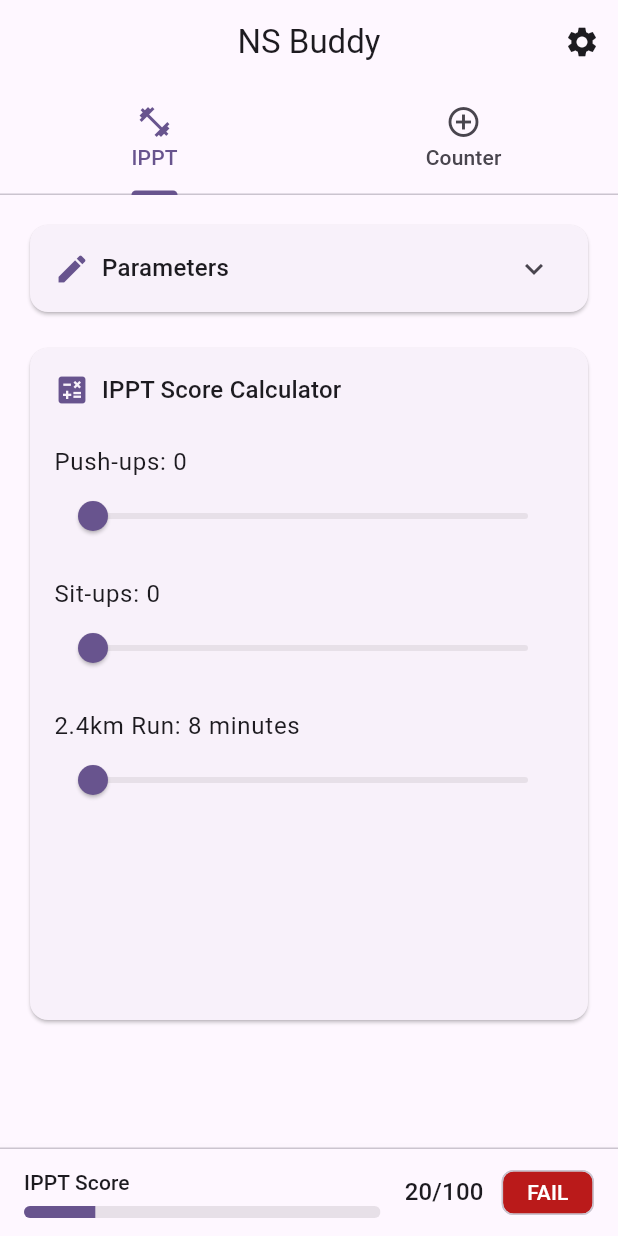
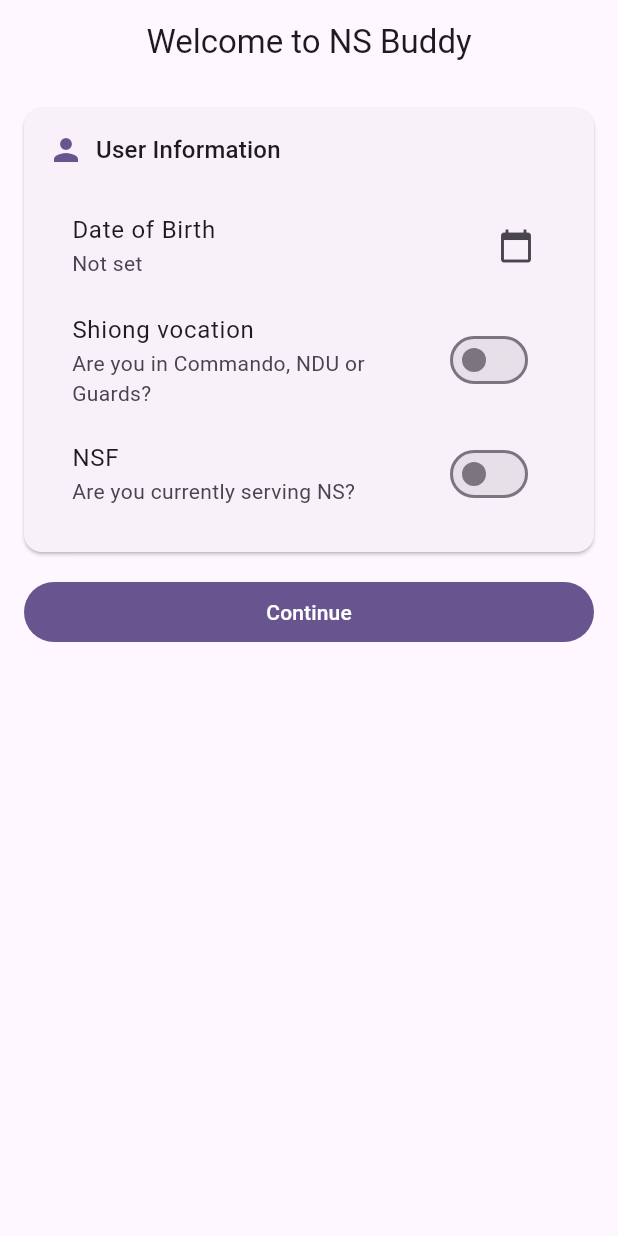
Before and after one commit to gabriel-lau/NS-Buddy, a Flutter app: the screen it shows after launch, on a phone screen of 412 x 824 dp. Run offline on Flutter 3.47's test engine with Material 3 defaults, Android fonts, the phone set to English and light mode, and no system bars; our stand-ins replace jiffy, shared_preferences.

Commit message:
Added onboarding page and enlistment date field

```diff
--- a/lib/controllers/app_controller.dart
+++ b/lib/controllers/app_controller.dart
@@ -68,4 +68,8 @@ class AppController {
   void setOrdDate(DateTime? value) {
     settings.setOrdDate(value);
   }
+
+  void setEnlistmentDate(DateTime? value) {
+    settings.setEnlistmentDate(value);
+  }
 }
--- a/lib/controllers/counter_controller.dart
+++ /dev/null
@@ -1,4 +0,0 @@
-// Deprecated: Counter functionality has been removed.
-class CounterController {
-  const CounterController();
-}
--- a/lib/main.dart
+++ b/lib/main.dart
@@ -2,6 +2,7 @@ import 'package:flutter/material.dart';
 import 'controllers/app_controller.dart';
 import 'models/app_settings.dart';
 import 'views/home_view.dart';
+import 'views/onboarding_view.dart';
 
 void main() {
   runApp(const MyApp());
@@ -54,7 +55,9 @@ class _MyAppState extends State<MyApp> {
           theme: _appController.buildLightTheme(),
           darkTheme: _appController.buildDarkTheme(),
           themeMode: _appController.themeMode,
-          home: HomeView(appController: _appController),
+          home: _settings.hasCompletedOnboarding
+              ? HomeView(appController: _appController)
+              : OnboardingView(appController: _appController),
         );
       },
     );
--- a/lib/models/counter.dart
+++ /dev/null
@@ -1,2 +0,0 @@
-// Deprecated: Counter model removed. This file is left intentionally minimal to avoid imports.
-class Counter {}
--- a/lib/views/home_view.dart
+++ b/lib/views/home_view.dart
@@ -75,8 +75,8 @@ class _IPPTTabState extends State<_IPPTTab> {
   late int _age = 16;
   final List<int> _ageOptions = List<int>.generate(45, (i) => 16 + i); // 16..60
 
-  // Local, non-persisted gender state (derived from settings.gender initially)
-  late String _genderLocal = 'male';
+  // Local, non-persisted gender state (disabled for now)
+  // late String _genderLocal = 'male';
 
   // Local, non-persisted Shiong vocation
   late bool _isShiongVocLocal = false;
@@ -112,7 +112,7 @@ class _IPPTTabState extends State<_IPPTTab> {
   void _resetParameters() {
     setState(() {
       _age = _deriveAgeFromDob(widget.settings.dob) ?? 16;
-      _genderLocal = (widget.settings.gender == 'female') ? 'female' : 'male';
+      // _genderLocal = (widget.settings.gender == 'female') ? 'female' : 'male';
       _isShiongVocLocal = widget.settings.isShiongVoc;
       _isEdited = false;
     });
@@ -234,57 +234,39 @@ class _IPPTTabState extends State<_IPPTTab> {
                                   ],
                                 ),
                               ),
-                              // Gender selector (local only)
-                              Padding(
-                                padding: const EdgeInsets.fromLTRB(
-                                  16,
-                                  0,
-                                  16,
-                                  12,
-                                ),
-                                child: Row(
-                                  children: [
-                                    Text(
-                                      'Gender',
-                                      style: Theme.of(
-                                        context,
-                                      ).textTheme.bodyLarge,
-                                    ),
-                                    const Spacer(),
-                                    ToggleButtons(
-                                      isSelected: [
-                                        _genderLocal == 'male',
-                                        _genderLocal == 'female',
-                                      ],
-                                      onPressed: (index) {
-                                        setState(() {
-                                          _genderLocal = index == 0
-                                              ? 'male'
-                                              : 'female';
-                                          _isEdited = true;
-                                        });
-                                      },
-                                      borderRadius: BorderRadius.circular(8),
-                                      children: const [
-                                        Padding(
-                                          padding: EdgeInsets.symmetric(
-                                            horizontal: 12,
-                                            vertical: 8,
-                                          ),
-                                          child: Text('Male'),
-                                        ),
-                                        Padding(
-                                          padding: EdgeInsets.symmetric(
-                                            horizontal: 12,
-                                            vertical: 8,
-                                          ),
-                                          child: Text('Female'),
-                                        ),
-                                      ],
-                                    ),
-                                  ],
-                                ),
-                              ),
+                              // Gender selector (disabled for now)
+                              // Padding(
+                              //   padding: const EdgeInsets.fromLTRB(16, 0, 16, 12),
+                              //   child: Row(
+                              //     children: [
+                              //       Text('Gender', style: Theme.of(context).textTheme.bodyLarge),
+                              //       const Spacer(),
+                              //       ToggleButtons(
+                              //         isSelected: [
+                              //           _genderLocal == 'male',
+                              //           _genderLocal == 'female',
+                              //         ],
+                              //         onPressed: (index) {
+                              //           setState(() {
+                              //             _genderLocal = index == 0 ? 'male' : 'female';
+                              //             _isEdited = true;
+                              //           });
+                              //         },
+                              //         borderRadius: BorderRadius.circular(8),
+                              //         children: const [
+                              //           Padding(
+                              //             padding: EdgeInsets.symmetric(horizontal: 12, vertical: 8),
+                              //             child: Text('Male'),
+                              //           ),
+                              //           Padding(
+                              //             padding: EdgeInsets.symmetric(horizontal: 12, vertical: 8),
+                              //             child: Text('Female'),
+                              //           ),
+                              //         ],
+                              //       ),
+                              //     ],
+                              //   ),
+                              // ),
                               // Shiong vocation switch (local only)
                               Padding(
                                 padding: const EdgeInsets.fromLTRB(
--- /dev/null
+++ b/lib/views/onboarding_view.dart
@@ -0,0 +1,261 @@
+import 'package:flutter/material.dart';
+import 'package:jiffy/jiffy.dart' show Jiffy;
+import '../controllers/app_controller.dart';
+import 'home_view.dart';
+
+class OnboardingView extends StatefulWidget {
+  final AppController appController;
+
+  const OnboardingView({super.key, required this.appController});
+
+  @override
+  State<OnboardingView> createState() => _OnboardingViewState();
+}
+
+class _OnboardingViewState extends State<OnboardingView> {
+  DateTime? _dob;
+  // String? _gender; // temporarily disabled
+  bool _isShiongVoc = false;
+  bool _isNSF = false;
+  DateTime? _ordDate;
+  DateTime? _enlistmentDate;
+
+  final GlobalKey<FormState> _formKey = GlobalKey<FormState>();
+
+  @override
+  void initState() {
+    super.initState();
+    final s = widget.appController.settings;
+    _dob = s.dob;
+    // _gender = s.gender;
+    _isShiongVoc = s.isShiongVoc;
+    _isNSF = s.isNSF;
+    _ordDate = s.ordDate;
+    _enlistmentDate = s.enlistmentDate;
+  }
+
+  Future<void> _pickDate(
+    BuildContext context,
+    ValueChanged<DateTime?> setter, {
+    DateTime? initialDate,
+    required DateTime firstDate,
+    required DateTime lastDate,
+  }) async {
+    final picked = await showDatePicker(
+      context: context,
+      initialDate: initialDate,
+      firstDate: firstDate,
+      lastDate: lastDate,
+    );
+    setter(picked);
+  }
+
+  // Gender selection temporarily disabled for future versions
+
+  String _formatDmy(DateTime d) => '${d.day}/${d.month}/${d.year}';
+
+  void _submit() {
+    if (!_formKey.currentState!.validate()) return;
+    final List<String> missing = [];
+    if (_dob == null) missing.add('Date of Birth');
+    // if (_gender == null) missing.add('Gender'); // disabled
+    if (_isNSF && _enlistmentDate == null) {
+      missing.add('Enlistment Date (required for NSF)');
+    }
+    if (_isNSF && _ordDate == null) missing.add('ORD Date (required for NSF)');
+    if (missing.isNotEmpty) {
+      ScaffoldMessenger.of(context).showSnackBar(
+        SnackBar(content: Text('Please complete: ${missing.join(', ')}')),
+      );
+      return;
+    }
+    final settings = widget.appController.settings;
+    settings.setDob(_dob);
+    // settings.setGender(_gender); // disabled
+    settings.setIsShiongVoc(_isShiongVoc);
+    settings.setIsNSF(_isNSF);
+    settings.setEnlistmentDate(_enlistmentDate);
+    settings.setOrdDate(_ordDate);
+    settings.setHasCompletedOnboarding(true);
+    Navigator.of(context).pushAndRemoveUntil(
+      MaterialPageRoute(
+        builder: (_) => HomeView(appController: widget.appController),
+      ),
+      (route) => false,
+    );
+  }
+
+  @override
+  Widget build(BuildContext context) {
+    return Scaffold(
+      appBar: AppBar(
+        backgroundColor: Theme.of(context).colorScheme.surface,
+        foregroundColor: Theme.of(context).colorScheme.onSurface,
+        elevation: 0,
+        title: const Text('Welcome to NS Buddy'),
+        centerTitle: true,
+      ),
+      body: SafeArea(
+        child: Form(
+          key: _formKey,
+          child: LayoutBuilder(
+            builder: (context, constraints) {
+              return SingleChildScrollView(
+                child: ConstrainedBox(
+                  constraints: BoxConstraints(minHeight: constraints.maxHeight),
+                  child: Padding(
+                    padding: const EdgeInsets.all(16),
+                    child: Column(
+                      children: [
+                        Card(
+                          margin: const EdgeInsets.only(bottom: 16),
+                          child: Padding(
+                            padding: const EdgeInsets.all(16),
+                            child: Column(
+                              crossAxisAlignment: CrossAxisAlignment.start,
+                              children: [
+                                Row(
+                                  children: [
+                                    Icon(
+                                      Icons.person,
+                                      color: Theme.of(
+                                        context,
+                                      ).colorScheme.primary,
+                                    ),
+                                    const SizedBox(width: 8),
+                                    Text(
+                                      'User Information',
+                                      style: Theme.of(
+                                        context,
+                                      ).textTheme.titleMedium,
+                                    ),
+                                  ],
+                                ),
+                                const SizedBox(height: 16),
+
+                                // Date of Birth
+                                ListTile(
+                                  title: const Text('Date of Birth'),
+                                  subtitle: Text(
+                                    _dob != null
+                                        ? _formatDmy(_dob!)
+                                        : 'Not set',
+                                  ),
+                                  trailing: const Icon(Icons.calendar_today),
+                                  onTap: () => _pickDate(
+                                    context,
+                                    (date) {
+                                      setState(() => _dob = date);
+                                    },
+                                    initialDate: _dob,
+                                    firstDate: DateTime(1960),
+                                    lastDate: Jiffy.now()
+                                        .subtract(years: 16)
+                                        .dateTime,
+                                  ),
+                                ),
+
+                                // Gender (temporarily disabled)
+                                // ListTile(
+                                //   title: const Text('Gender'),
+                                //   subtitle: Text(_gender ?? 'Not set'),
+                                //   trailing: const Icon(Icons.arrow_forward_ios),
+                                //   onTap: () => _selectGender(
+                                //     context,
+                                //     _gender,
+                                //     (gender) =>
+                                //         setState(() => _gender = gender),
+                                //   ),
+                                // ),
+
+                                // Shiong vocation
+                                SwitchListTile(
+                                  title: const Text('Shiong vocation'),
+                                  subtitle: const Text(
+                                    'Are you in Commando, NDU or Guards?',
+                                  ),
+                                  value: _isShiongVoc,
+                                  onChanged: (v) =>
+                                      setState(() => _isShiongVoc = v),
+                                ),
+
+                                // NSF
+                                SwitchListTile(
+                                  title: const Text('NSF'),
+                                  subtitle: const Text(
+                                    'Are you currently serving NS?',
+                                  ),
+                                  value: _isNSF,
+                                  onChanged: (v) => setState(() => _isNSF = v),
+                                ),
+
+                                // Enlistment Date (only show if NSF)
+                                if (_isNSF)
+                                  ListTile(
+                                    title: const Text('Enlistment Date'),
+                                    subtitle: Text(
+                                      _enlistmentDate != null
+                                          ? _formatDmy(_enlistmentDate!)
+                                          : 'Not set',
+                                    ),
+                                    trailing: const Icon(Icons.calendar_today),
+                                    onTap: () => _pickDate(
+                                      context,
+                                      (date) {
+                                        setState(() => _enlistmentDate = date);
+                                      },
+                                      initialDate: _enlistmentDate,
+                                      firstDate: DateTime(1960),
+                                      lastDate: Jiffy.now()
+                                          .add(years: 5)
+                                          .dateTime,
+                                    ),
+                                  ),
+
+                                // ORD Date (only show if NSF)
+                                if (_isNSF)
+                                  ListTile(
+                                    title: const Text('ORD Date'),
+                                    subtitle: Text(
+                                      _ordDate != null
+                                          ? _formatDmy(_ordDate!)
+                                          : 'Not set',
+                                    ),
+                                    trailing: const Icon(Icons.calendar_today),
+                                    onTap: () => _pickDate(
+                                      context,
+                                      (date) {
+                                        setState(() => _ordDate = date);
+                                      },
+                                      initialDate: _ordDate,
+                                      firstDate: DateTime(1960),
+                                      lastDate: Jiffy.now()
+                                          .add(years: 5)
+                                          .dateTime,
+                                    ),
+                                  ),
+                              ],
+                            ),
+                          ),
+                        ),
+
+                        // Continue Button
+                        SizedBox(
+                          width: double.infinity,
+                          child: FilledButton(
+                            onPressed: _submit,
+                            child: const Text('Continue'),
+                          ),
+                        ),
+                      ],
+                    ),
+                  ),
+                ),
+              );
+            },
+          ),
+        ),
+      ),
+    );
+  }
+}
--- a/pubspec.yaml
+++ b/pubspec.yaml
@@ -35,6 +35,7 @@ dependencies:
   # Use with the CupertinoIcons class for iOS style icons.
   cupertino_icons: ^1.0.8
   shared_preferences: ^2.5.3
+  jiffy: ^6.4.3
 
 dev_dependencies:
   flutter_test:
```
Also changed, not shown: lib/models/app_settings.dart (+37 -0 lines), lib/views/settings_view.dart (+50 -63 lines), pubspec.lock.
